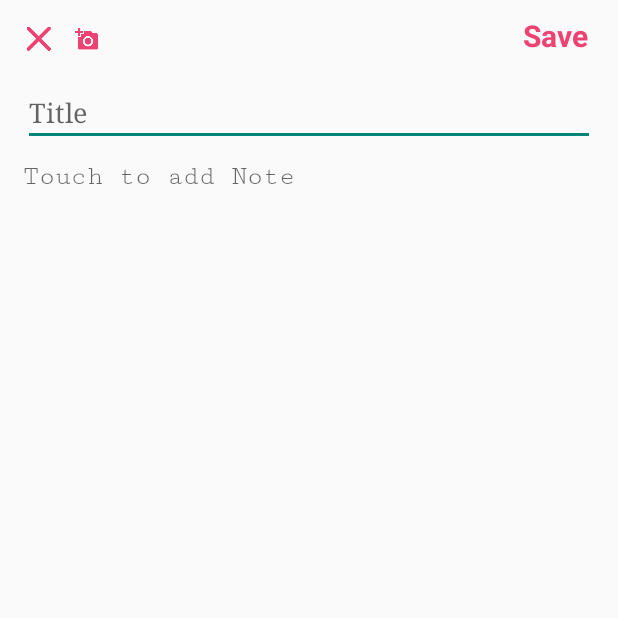
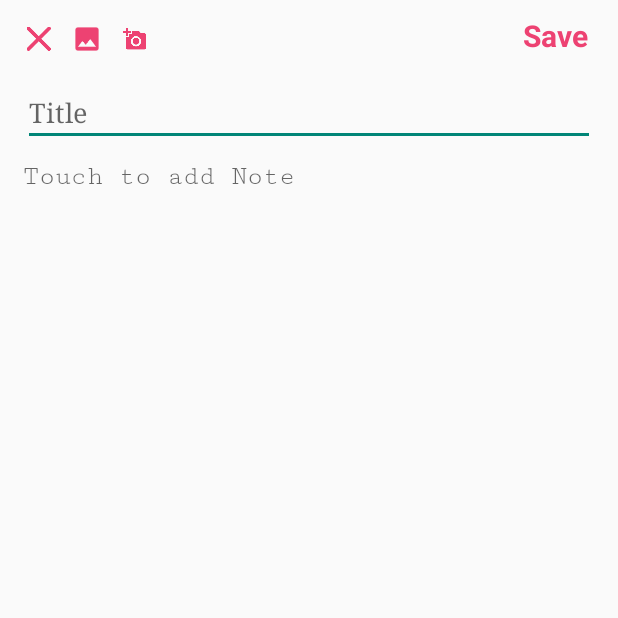
Before and after one commit to MakamuEvans/MyNote, an Android app: the AddNote screen opened directly, with no data from a screen before it, on a phone screen of 412 x 824 dp, the top half of it. Run offline under Robolectric (Android 15) with nearby library versions, the phone set to English and light mode, and no system bars; libraries missing offline, so code that uses them is left out: com.orm, com.orm.query.

Commit message:
image capture done

```diff
--- a/app/src/main/AndroidManifest.xml
+++ b/app/src/main/AndroidManifest.xml
@@ -9,6 +9,7 @@
     <uses-permission android:name="android.permission.READ_EXTERNAL_STORAGE"/>
     <uses-permission android:name="android.permission.WRITE_EXTERNAL_STORAGE"/>
     <uses-permission android:name="android.permission.INTERNET" />
+    <uses-permission android:name="android.permission.CAMERA" />
     <uses-permission android:name="android.permission.ACCESS_NETWORK_STATE" />
 
     <application
--- a/app/src/main/res/layout/activity_add_note.xml
+++ b/app/src/main/res/layout/activity_add_note.xml
@@ -25,14 +25,25 @@
                 android:clickable="true"
                 android:id="@+id/close_page"
                 android:textSize="20dp"/>
+
             <ImageView
                 android:layout_width="wrap_content"
                 android:layout_height="wrap_content"
                 android:layout_toRightOf="@+id/close_page"
-                android:src="@mipmap/ic_add_a_photo"
+                android:src="@mipmap/ic_image"
                 android:clickable="true"
                 android:id="@+id/insert_image"
                 android:onClick="insertImage"
+                android:textSize="20dp"/>
+
+            <ImageView
+                android:layout_width="wrap_content"
+                android:layout_height="wrap_content"
+                android:layout_toRightOf="@+id/insert_image"
+                android:src="@mipmap/ic_add_a_photo"
+                android:clickable="true"
+                android:id="@+id/take_image"
+                android:onClick="takeImage"
                 android:textSize="20dp"/>
 
             <TextView
```
Also changed, not shown: app/src/main/java/com/example/elm/login/AddNote.java (+35 -1 lines), app/src/main/res/mipmap-hdpi/ic_image.png (added), app/src/main/res/mipmap-mdpi/ic_image.png (added), app/src/main/res/mipmap-xhdpi/ic_image.png (added), app/src/main/res/mipmap-xxhdpi/ic_image.png (added), app/src/main/res/mipmap-xxxhdpi/ic_image.png (added).
